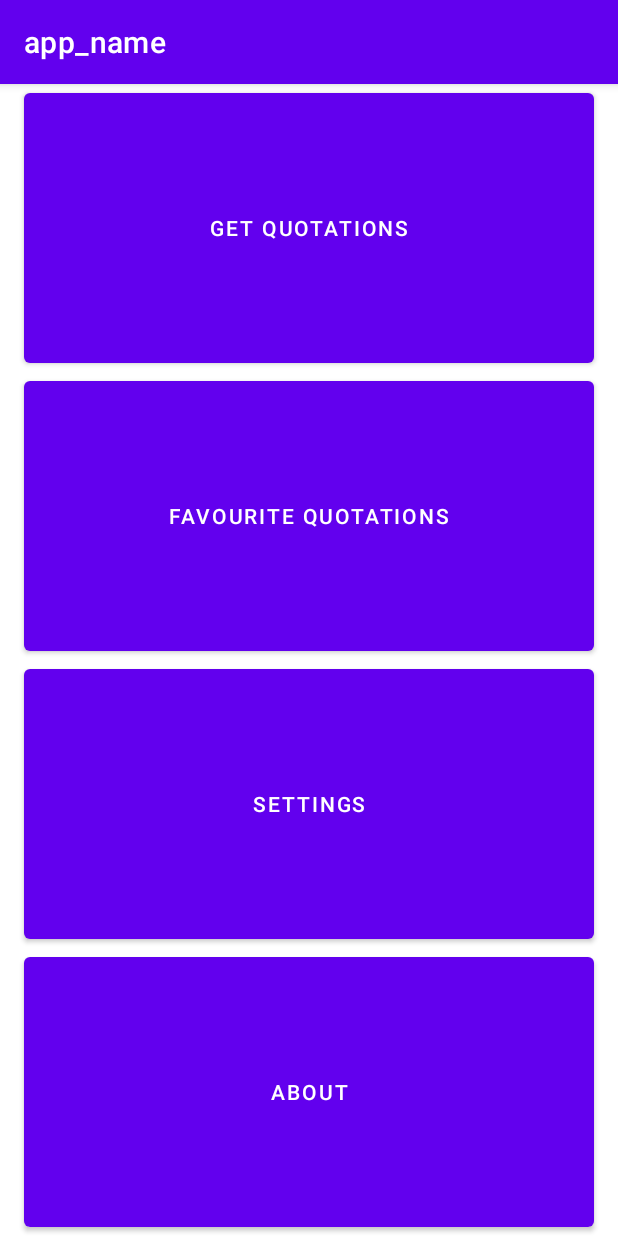
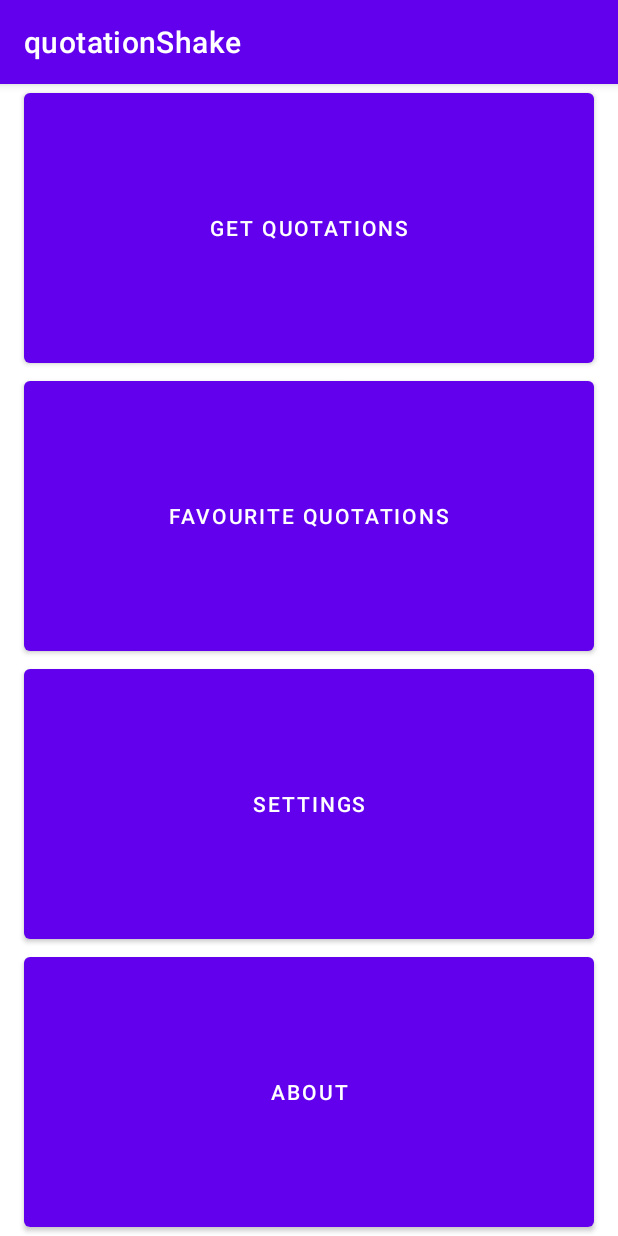
Before and after one commit to pacoarjonaj/QuotationShake, an Android app: the screen it shows after launch (DashboardActivity), on a phone screen of 412 x 824 dp. Run offline under Robolectric (Android 15) with nearby library versions, the phone set to English and light mode, and no system bars.

Commit message:
rotation, quotation and translation done.  to fix strings values and imageButton listener

```diff
--- a/app/src/main/AndroidManifest.xml
+++ b/app/src/main/AndroidManifest.xml
@@ -19,6 +19,7 @@
         android:theme="@style/Theme.QuotationShake">
         <activity
             android:name=".QuotationActivity"
+            android:label="@string/getQuotations"
             android:exported="false" />
         <activity
             android:name=".FavouriteActivity"
@@ -34,7 +35,7 @@
             android:exported="false" />
         <activity
             android:name=".DashboardActivity"
-            android:label="app_name"
+            android:label="quotationShake"
             android:exported="true">
             <intent-filter>
                 <action android:name="android.intent.action.MAIN" />
--- /dev/null
+++ b/app/src/main/res/layout-land/activity_dashboard.xml
@@ -0,0 +1,48 @@
+<?xml version="1.0" encoding="utf-8"?>
+<androidx.constraintlayout.widget.ConstraintLayout xmlns:android="http://schemas.android.com/apk/res/android"
+    xmlns:app="http://schemas.android.com/apk/res-auto"
+    xmlns:tools="http://schemas.android.com/tools"
+    android:layout_width="match_parent"
+    android:layout_height="match_parent"
+    tools:context=".DashboardActivity">
+
+    <Button
+        android:id="@+id/buttonGetQuo"
+        android:layout_width="wrap_content"
+        android:layout_height="wrap_content"
+        android:layout_marginStart="16dp"
+        android:layout_marginTop="16dp"
+        android:text="@string/getQuotations"
+        app:layout_constraintStart_toStartOf="parent"
+        app:layout_constraintTop_toTopOf="parent" />
+
+    <Button
+        android:id="@+id/buttonFavQuo"
+        android:layout_width="wrap_content"
+        android:layout_height="wrap_content"
+        android:layout_marginEnd="16dp"
+        android:layout_marginTop="16dp"
+        android:text="@string/favQuotations"
+        app:layout_constraintEnd_toEndOf="parent"
+        app:layout_constraintTop_toTopOf="parent" />
+
+    <Button
+        android:id="@+id/buttonSettings"
+        android:layout_width="wrap_content"
+        android:layout_height="wrap_content"
+        android:layout_marginStart="16dp"
+        android:layout_marginBottom="16dp"
+        android:text="@string/settings"
+        app:layout_constraintBottom_toBottomOf="parent"
+        app:layout_constraintStart_toStartOf="parent" />
+
+    <Button
+        android:id="@+id/buttonAbout"
+        android:layout_width="wrap_content"
+        android:layout_height="wrap_content"
+        android:layout_marginEnd="16dp"
+        android:layout_marginBottom="16dp"
+        android:text="@string/about"
+        app:layout_constraintBottom_toBottomOf="parent"
+        app:layout_constraintEnd_toEndOf="parent" />
+</androidx.constraintlayout.widget.ConstraintLayout>
```
Also changed, not shown: app/src/main/java/lab/dadm/quotationshake/QuotationActivity.java (+9 -0 lines), app/src/main/res/layout/activity_favourite.xml (+5 -16 lines), app/src/main/res/layout/activity_quotation.xml (+51 -0 lines), app/src/main/res/values/strings.xml (+9 -5 lines), 1 other file.
